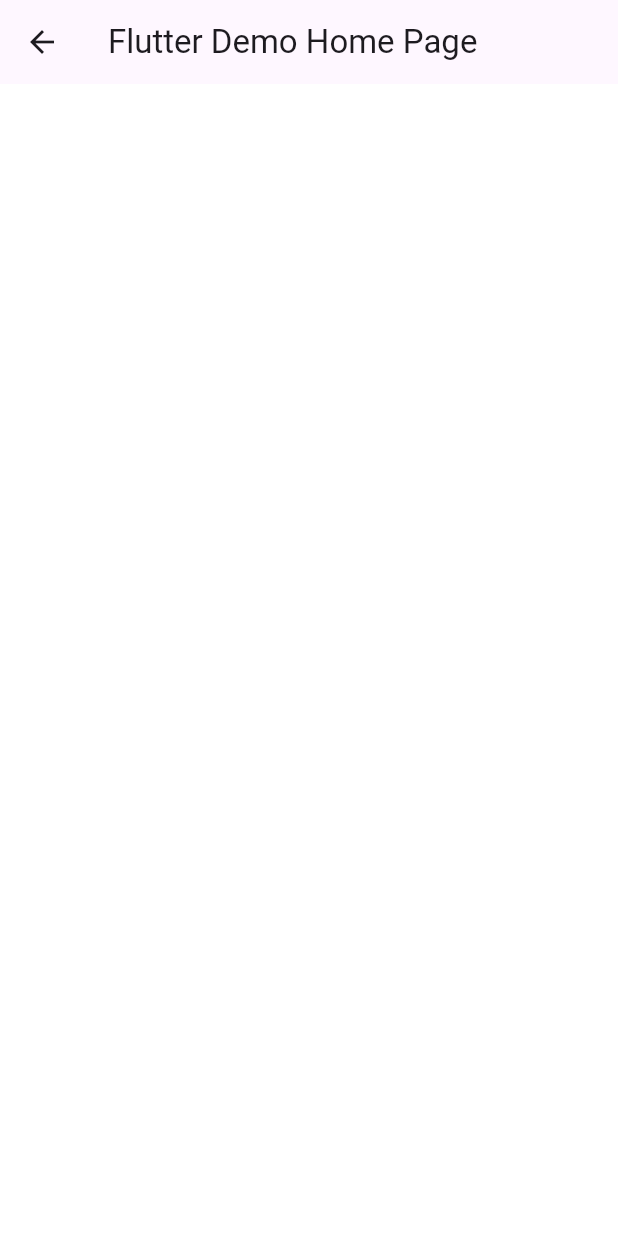
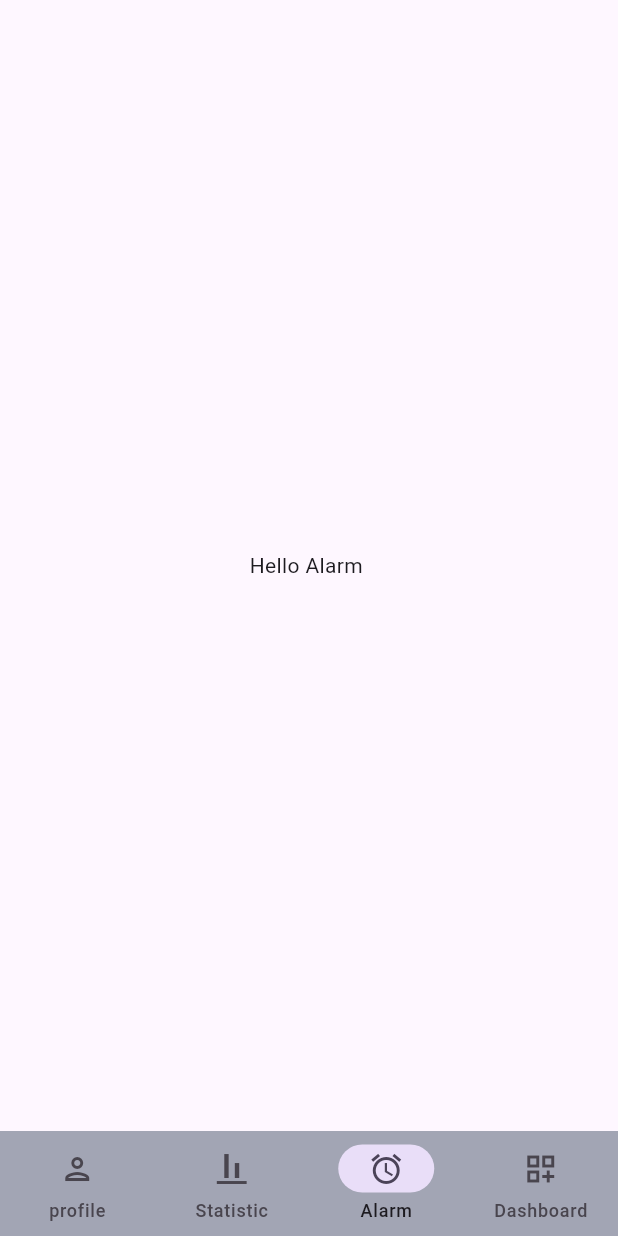
Before and after one commit to xrubaEid/2024-GP_4, a Flutter app: the screen it shows after launch, after a tap on "Sign In", on a phone screen of 412 x 824 dp. Run offline on Flutter 3.47's test engine with Material 3 defaults, Android fonts, the phone set to English and light mode, and no system bars; our stand-ins replace flutter_spinkit.

Commit message:
Edit home page Screen and add splash to the main screen

```diff
--- a/sleepwell/lib/main.dart
+++ b/sleepwell/lib/main.dart
@@ -21,7 +21,7 @@ class MyApp extends StatelessWidget {
         colorScheme: ColorScheme.fromSeed(seedColor: Colors.deepPurple),
         useMaterial3: true,
       ),
-     initialRoute:SignInScreen.RouteScreen,
+     initialRoute:SplashScreen.RouteScreen,
      routes:{
       SignInScreen.RouteScreen : (context)=> SignInScreen(),
       MyHomePage.RouteScreen : (context)=> MyHomePage(),
--- a/sleepwell/lib/screens/home_screen.dart
+++ b/sleepwell/lib/screens/home_screen.dart
@@ -1,14 +1,56 @@
 import 'package:flutter/material.dart';
 
-class MyHomePage extends StatelessWidget {
+class MyHomePage extends StatefulWidget {
    static String RouteScreen ='home_screen';
   const MyHomePage({super.key});
 
   @override
+  State<MyHomePage> createState() => _MyHomePageState();
+}
+
+class _MyHomePageState extends State<MyHomePage> {
+  int index =2;
+  final pages =[
+    const Center(child: Text('Hello  profile ')),
+    const Center(child: Text('Hello  statistic  ')),
+    const Center(child: Text('Hello Alarm ')),
+    const Center(child: Text('Hello Dashboard')),
+  ];
+
+  @override
   Widget build(BuildContext context) {
     return  Scaffold(
-      backgroundColor: Colors.white,
-      appBar: AppBar(title: Text('Flutter Demo Home Page')),
+
+      bottomNavigationBar: NavigationBar(
+        selectedIndex: index,
+        onDestinationSelected: (index) => setState(()=> this.index = index) ,
+        backgroundColor: Color.fromARGB(255, 162, 165, 180),
+        height: 70,
+        destinations: const [
+          NavigationDestination(
+            icon:Icon( Icons.person_outlined ),
+            selectedIcon:Icon( Icons.person ),
+            label:'profile',
+            ),
+             NavigationDestination(
+            icon:Icon( Icons.align_vertical_bottom_outlined ),
+            selectedIcon:Icon( Icons.align_vertical_bottom ),
+            label:'Statistic',
+            ),
+             NavigationDestination(
+            icon:Icon( Icons.access_alarm_outlined ),
+            selectedIcon:Icon( Icons.access_alarm ),
+            label:'Alarm',
+            ),
+             NavigationDestination(
+            icon:Icon( Icons.dashboard_customize_outlined ),
+            selectedIcon:Icon( Icons.dashboard_customize ),
+            label:'Dashboard',
+            ),
+        ],
+      ),
+     body:pages[index],
+
 
       );
   }
--- a/sleepwell/lib/screens/signin_screen.dart
+++ b/sleepwell/lib/screens/signin_screen.dart
@@ -1,6 +1,4 @@
-import 'package:flutter/cupertino.dart';
 import 'package:flutter/material.dart';
-import 'package:flutter/widgets.dart';
 import 'package:sleepwell/screens/home_screen.dart';
 import 'package:sleepwell/screens/signup_screen.dart';
 import 'package:sleepwell/widget/regsterbutton.dart';
@@ -23,15 +21,7 @@ class _SignInScreenState extends State<SignInScreen> {
 
        appBar: AppBar(
         backgroundColor: myColor,
-        title: const Text('') ,/*const Center(
-          child:Text(
-            'Sign In',
-            style: TextStyle(color: Color.fromARGB(228, 230, 230, 227), // pick a colore
-            fontWeight: FontWeight.bold,
-            fontSize: 30,
-           ),
-           ),
-        ),*/
+        title: const Text('') ,
         ),
 
        body:  Container(
```
